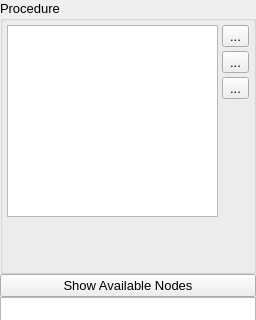
Above: src/gui/procedureWidget.ui from disorderedmaterials/dissolve before the change; both pictures show x 0 to 256 and y 0 to 320 of the 256 by 570 pixel window. Below: the same form after it.
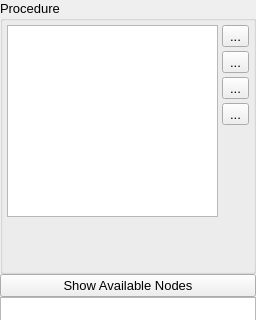
That is the form after the change. Icons and pictures are not drawn.

Commit message: WIP remove nodes

Patch:
```diff
--- a/src/gui/procedureWidget.ui
+++ b/src/gui/procedureWidget.ui
@@ -129,6 +129,23 @@
             </property>
            </widget>
           </item>
+          <item>
+           <widget class="QToolButton" name="DeleteNodeButton">
+            <property name="toolTip">
+             <string>Show context information</string>
+            </property>
+            <property name="text">
+             <string>...</string>
+            </property>
+            <property name="icon">
+             <iconset resource="main.qrc">
+              <normaloff>:/general/icons/general_trash.svg</normaloff>:/general/icons/general_trash.svg</iconset>
+            </property>
+            <property name="checkable">
+             <bool>true</bool>
+            </property>
+           </widget>
+          </item>
           <item>
            <spacer name="verticalSpacer">
             <property name="orientation">
```
Left out of the diff: 1 changed line with no effect on the pictures. The commit also changes 6 other files.
